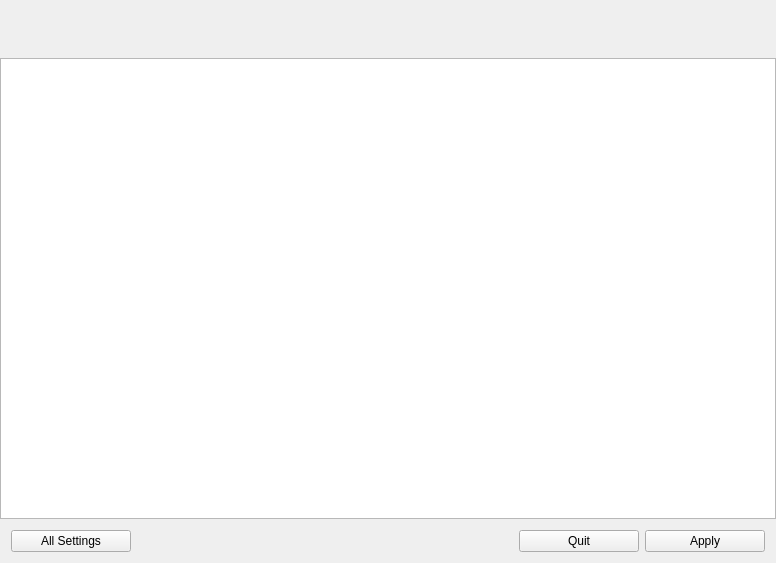
Old version of the form src/manjaro-settings-manager/mainwindow.ui in the repository manjaro/manjaro-settings-manager.
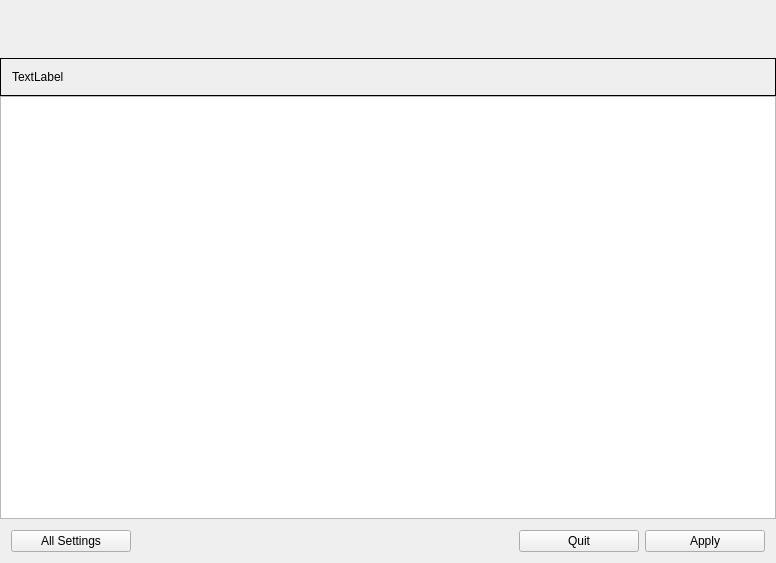
New version of the form. Icons and pictures are not drawn. Custom widgets are drawn as their Qt base class.

Commit message: Add a message box under the main header to show information/errors/warnings to the user

```diff
--- a/src/manjaro-settings-manager/mainwindow.ui
+++ b/src/manjaro-settings-manager/mainwindow.ui
@@ -109,6 +109,40 @@
       </layout>
      </widget>
     </item>
+    <item>
+     <widget class="QFrame" name="messageFrame">
+      <property name="sizePolicy">
+       <sizepolicy hsizetype="Preferred" vsizetype="Maximum">
+        <horstretch>0</horstretch>
+        <verstretch>0</verstretch>
+       </sizepolicy>
+      </property>
+      <property name="minimumSize">
+       <size>
+        <width>0</width>
+        <height>0</height>
+       </size>
+      </property>
+      <property name="styleSheet">
+       <string notr="true"/>
+      </property>
+      <property name="frameShape">
+       <enum>QFrame::Box</enum>
+      </property>
+      <property name="frameShadow">
+       <enum>QFrame::Plain</enum>
+      </property>
+      <layout class="QHBoxLayout" name="horizontalLayout_3">
+       <item>
+        <widget class="QLabel" name="messageLabel">
+         <property name="text">
+          <string>TextLabel</string>
+         </property>
+        </widget>
+       </item>
+      </layout>
+     </widget>
+    </item>
     <item>
      <widget class="QStackedWidget" name="stackedWidget">
       <property name="currentIndex">
```
The commit also changes 3 other files.
